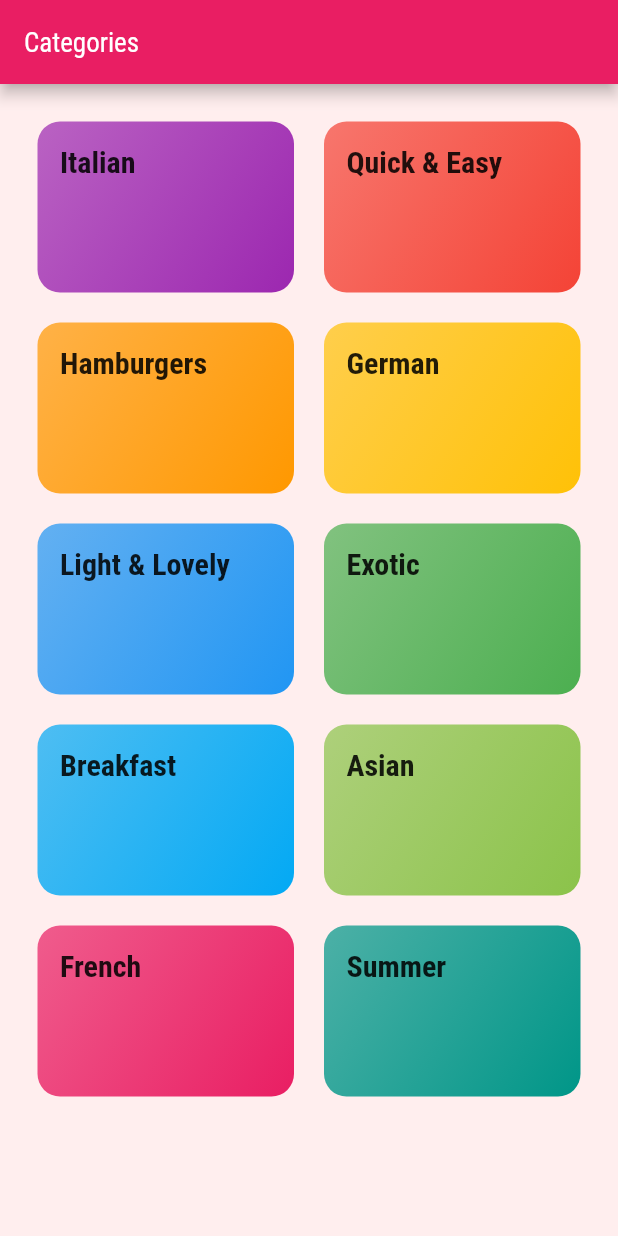
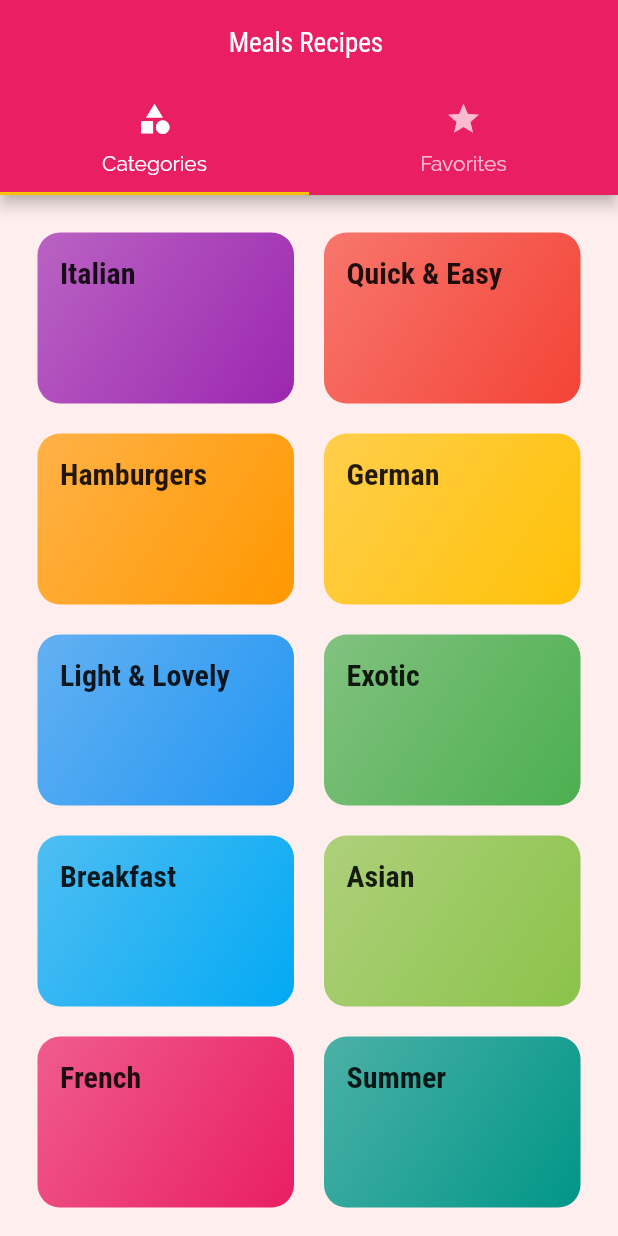
Before and after one commit to saad0259/app_22_recipe_app, a Flutter app: the screen it shows after launch, on a phone screen of 412 x 824 dp. Run offline on Flutter 3.47's test engine with Material 2 defaults, Android fonts, the phone set to English and light mode, and no system bars.

Commit message:
app with top TapBar

```diff
--- a/lib/main.dart
+++ b/lib/main.dart
@@ -4,6 +4,7 @@
 import './widgets/categories_screen.dart';
 import './widgets/category_meals_screen.dart';
 import './widgets/meal_detail_screen.dart';
+import './widgets/tabs_screen.dart';
 
 void main() {
   runApp(MyApp());
@@ -41,18 +42,19 @@
                     fontFamily: 'RobotoCondensed',
                     fontSize: 18,
                   )))),
-      home: CategoriesScreen(),
+      home: TabsScreen(),
       routes: {
+        // '/' : (ctx) => TabsScreen(),
         // '/category-meals': (ctx) => CategoryMealsScreen(),
         CategoryMealsScreen.routeName: (ctx) => CategoryMealsScreen(),
         MealDetailScreen.routeName: (ctx) => MealDetailScreen(),
       },
-      onGenerateRoute: (settings){
+      onGenerateRoute: (settings) {
         print(settings.arguments);
-        return MaterialPageRoute(builder: (ctx)=>CategoryMealsScreen());
+        return MaterialPageRoute(builder: (ctx) => TabsScreen());
       },
-      onUnknownRoute: (settings){
-        return MaterialPageRoute(builder: (ctx)=>CategoryMealsScreen());
+      onUnknownRoute: (settings) {
+        return MaterialPageRoute(builder: (ctx) => TabsScreen());
       },
     );
   }
--- a/lib/widgets/categories_screen.dart
+++ b/lib/widgets/categories_screen.dart
@@ -12,11 +12,7 @@
 
   @override
   Widget build(BuildContext context) {
-    return Scaffold(
-      appBar: AppBar(
-        title: Text('Categories'),
-      ),
-      body: GridView(
+    return GridView(
       padding: const EdgeInsets.all(25),
       gridDelegate: SliverGridDelegateWithMaxCrossAxisExtent(
         maxCrossAxisExtent: 180,
@@ -25,10 +21,9 @@
         mainAxisSpacing: 20,
       ),
       children: dummyData
-            .map((catData) =>
-                CategoryItem(id: catData.id,title: catData.title, color: catData.color))
+          .map((catData) => CategoryItem(
+              id: catData.id, title: catData.title, color: catData.color))
           .toList(),
-      ),
     );
   }
 }
--- /dev/null
+++ b/lib/widgets/favorites_screen.dart
@@ -0,0 +1,10 @@
+import 'package:flutter/material.dart';
+
+class FavoritesScreen extends StatelessWidget {
+  const FavoritesScreen({Key? key}) : super(key: key);
+
+  @override
+  Widget build(BuildContext context) {
+    return Center(child: Text('Favorite'),);
+  }
+}
--- a/lib/widgets/tabs_screen.dart
+++ b/lib/widgets/tabs_screen.dart
@@ -0,0 +1,45 @@
+import './categories_screen.dart';
+import './favorites_screen.dart';
+import 'package:flutter/material.dart';
+
+class TabsScreen extends StatefulWidget {
+  const TabsScreen({Key? key}) : super(key: key);
+
+  @override
+  _TabsScreenState createState() => _TabsScreenState();
+}
+
+class _TabsScreenState extends State<TabsScreen> {
+  @override
+  Widget build(BuildContext context) {
+    return DefaultTabController(
+      length: 2,
+      initialIndex: 0,
+      child: Scaffold(
+        appBar: AppBar(
+          title: Text('Meals Recipes '),
+          centerTitle: true,
+          bottom: TabBar(
+
+            tabs: <Widget>[
+              Tab(
+                icon: Icon(Icons.category),
+                text: 'Categories',
+              ),
+              Tab(
+                icon: Icon(Icons.star),
+                text: 'Favorites',
+              ),
+            ],
+          ),
+        ),
+        body: TabBarView(
+          children: [
+            CategoriesScreen(),
+            FavoritesScreen(),
+          ],
+        ),
+      ),
+    );
+  }
+}
```
Lines whose indentation alone changed are shown as unchanged.
